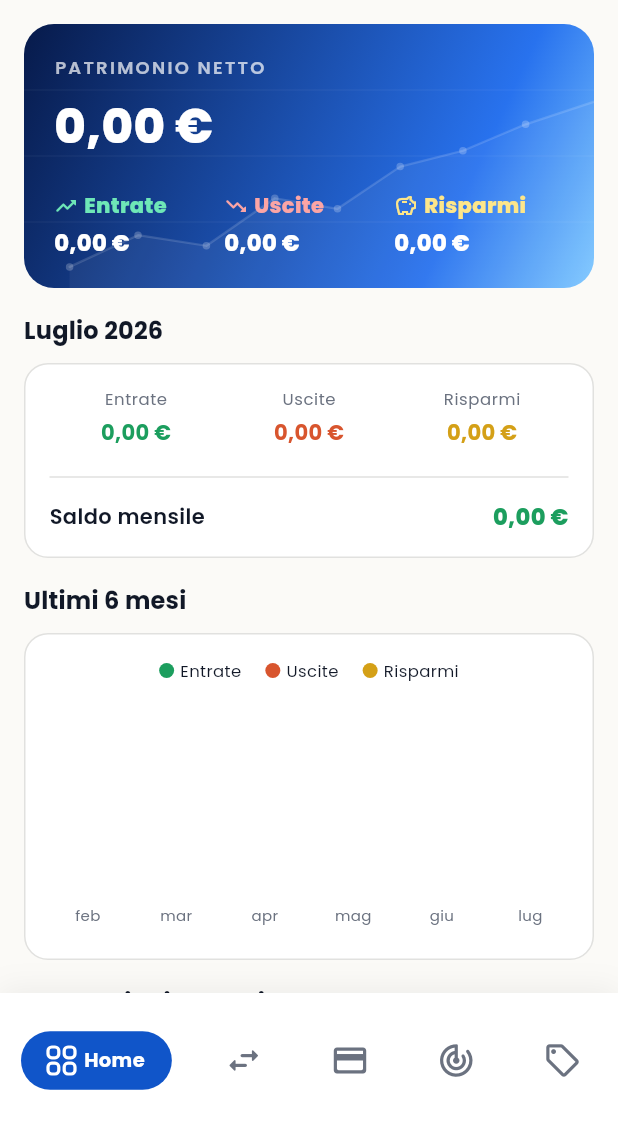
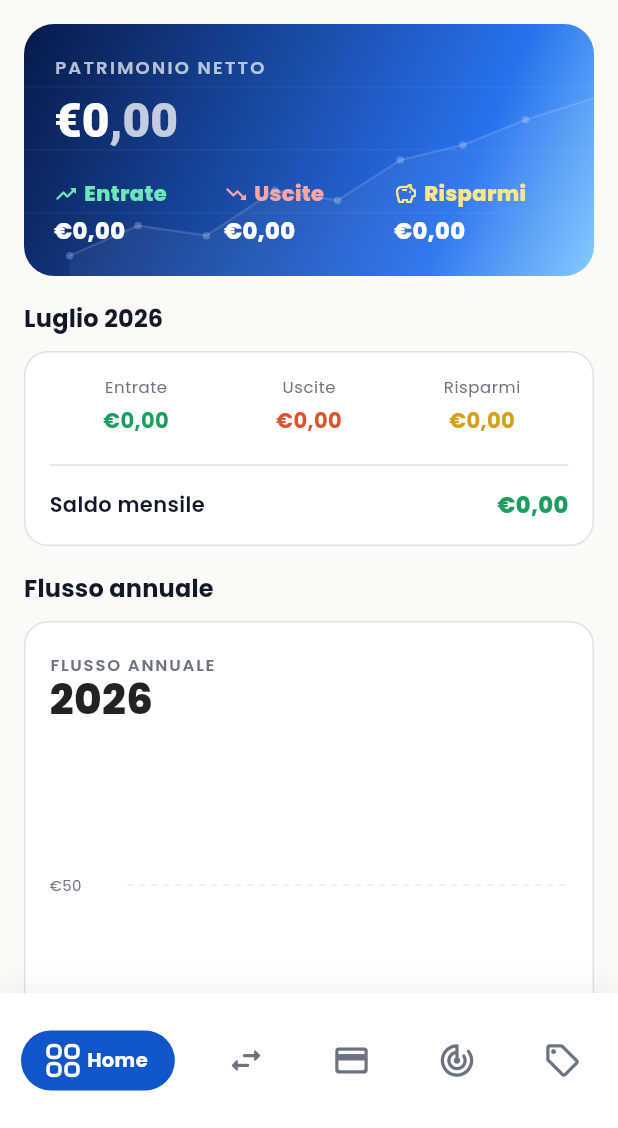
Before and after one commit to FrancescoSpinella3/finest-mobile, a Flutter app: the screen it shows once a user with an empty profile is signed in, on a phone screen of 412 x 824 dp, the part 108-1236 px from its top. Run offline on Flutter 3.47's test engine with Material 3 defaults, Android fonts, the phone set to English and light mode, and no system bars; drawn by our look-alikes of fl_chart; our stand-ins replace google_fonts, image_picker, shared_preferences, supabase_flutter; accounts and stored records are empty; network calls fail.

Commit message:
update design

```diff
--- a/lib/app.dart
+++ b/lib/app.dart
@@ -159,7 +159,7 @@ class _MainShellState extends State<_MainShell> {
                       children: [
                         if (i == 0)
                           _RoundedGridIcon(
-                            size: 18,
+                            size: 20,
                             color: selected
                                 ? Colors.white
                                 : (isDark
--- a/lib/core/constants/app_text_styles.dart
+++ b/lib/core/constants/app_text_styles.dart
@@ -37,7 +37,7 @@ class AppText {
         color: Colors.white,
       );
 
-  static TextStyle netWorthLabel => GoogleFonts.montserrat(
+  static TextStyle get netWorthLabel => GoogleFonts.montserrat(
         fontWeight: FontWeight.w700,
         fontSize: 32,
         color: Colors.white,
--- a/lib/features/categories/categories_screen.dart
+++ b/lib/features/categories/categories_screen.dart
@@ -82,7 +82,7 @@ class _CategoriesScreenState extends State<CategoriesScreen>
             ),
             actions: [
               IconButton(
-                icon: const Icon(Icons.info_outline),
+                icon: const Icon(Icons.info_outline, color: Colors.grey),
                 onPressed: _showInfo,
               ),
               MenuAvatarButton(
--- a/lib/features/goals/goals_screen.dart
+++ b/lib/features/goals/goals_screen.dart
@@ -88,7 +88,7 @@ class _GoalsScreenState extends State<GoalsScreen> {
             ),
             actions: [
               IconButton(
-                icon: const Icon(Icons.info_outline),
+                icon: const Icon(Icons.info_outline, color: Colors.grey),
                 onPressed: () => _showInfo(context),
               ),
               MenuAvatarButton(
--- a/lib/features/overview/overview_screen.dart
+++ b/lib/features/overview/overview_screen.dart
@@ -161,8 +161,8 @@ class _OverviewScreenState extends State<OverviewScreen> {
                         ),
                         const SizedBox(height: 16),
 
-                        // ── 6-Month Chart ───────────────────────────────────
-                        const _SectionTitle(title: 'Ultimi 6 mesi'),
+                        // ── Annual Chart ─────────────────────────────────────
+                        const _SectionTitle(title: 'Flusso annuale'),
                         const SizedBox(height: 10),
                         MonthlyChart(monthlyData: data.monthlyData),
                         const SizedBox(height: 16),
@@ -312,7 +312,6 @@ class _NetWorthCard extends StatelessWidget {
 
   @override
   Widget build(BuildContext context) {
-    final isDark = Theme.of(context).brightness == Brightness.dark;
     return Container(
       decoration: BoxDecoration(
         gradient: const LinearGradient(
@@ -345,14 +344,7 @@ class _NetWorthCard extends StatelessWidget {
                     ),
                   ),
                   const SizedBox(height: 8),
-                  Text(
-                    formatCurrency(data.netWorth),
-                    style: const TextStyle(
-                      fontWeight: FontWeight.w800,
-                      fontSize: 32,
-                      color: Colors.white,
-                    ),
-                  ),
+                  _NetWorthAmount(amount: data.netWorth),
                   const SizedBox(height: 20),
                   Row(
                     children: [
@@ -387,6 +379,43 @@ class _NetWorthCard extends StatelessWidget {
             ),
           ],
         ),
+      ),
+    );
+  }
+}
+
+class _NetWorthAmount extends StatelessWidget {
+  final double amount;
+
+  const _NetWorthAmount({required this.amount});
+
+  @override
+  Widget build(BuildContext context) {
+    final formatted = formatCurrency(amount);
+    final parts = formatted.split(',');
+    final main = parts.first;
+    final decimals = parts.length > 1 ? ',${parts[1]}' : '';
+
+    return RichText(
+      text: TextSpan(
+        children: [
+          TextSpan(
+            text: main,
+            style: const TextStyle(
+              fontWeight: FontWeight.w800,
+              fontSize: 32,
+              color: Colors.white,
+            ),
+          ),
+          TextSpan(
+            text: decimals,
+            style: TextStyle(
+              fontWeight: FontWeight.w800,
+              fontSize: 32,
+              color: Colors.white.withValues(alpha: 0.75),
+            ),
+          ),
+        ],
       ),
     );
   }
--- a/lib/features/overview/widgets/monthly_chart.dart
+++ b/lib/features/overview/widgets/monthly_chart.dart
@@ -9,6 +9,35 @@ class MonthlyChart extends StatelessWidget {
 
   const MonthlyChart({super.key, required this.monthlyData});
 
+  double _interval(double maxVal) {
+    if (maxVal <= 0) return 50;
+    if (maxVal <= 80) return 20;
+    if (maxVal <= 200) return 40;
+    if (maxVal <= 500) return 100;
+    if (maxVal <= 1000) return 200;
+    if (maxVal <= 5000) return 1000;
+    return (maxVal / 4).ceilToDouble();
+  }
+
+  LineChartBarData _line(String key, Color color) {
+    final spots = List.generate(
+      monthlyData.length,
+      (i) => FlSpot(i.toDouble(), (monthlyData[i][key] as double)),
+    );
+    return LineChartBarData(
+      spots: spots,
+      isCurved: true,
+      curveSmoothness: 0.35,
+      color: color,
+      barWidth: 2,
+      dotData: const FlDotData(show: false),
+      belowBarData: BarAreaData(
+        show: true,
+        color: color.withValues(alpha: 0.15),
+      ),
+    );
+  }
+
   @override
   Widget build(BuildContext context) {
     final isDark = Theme.of(context).brightness == Brightness.dark;
@@ -18,15 +47,28 @@ class MonthlyChart extends StatelessWidget {
     final borderColor = isDark ? AppColors.darkBorder : AppColors.lightBorder;
     final textColor =
         isDark ? AppColors.darkTextSecondary : AppColors.lightTextSecondary;
+    final labelColor = isDark ? Colors.white : Colors.black87;
+    final gridColor = isDark
+        ? Colors.white.withValues(alpha: 0.10)
+        : Colors.black.withValues(alpha: 0.08);
 
-    final maxVal = monthlyData.fold<double>(0, (max, m) {
+    final maxVal = monthlyData.fold<double>(0, (prev, m) {
       final v = [
         m['income'] as double,
         m['expenses'] as double,
-        m['savings'] as double
+        m['savings'] as double,
       ].reduce((a, b) => a > b ? a : b);
-      return v > max ? v : max;
+      return v > prev ? v : prev;
     });
+
+    final interval = _interval(maxVal);
+    final maxY = maxVal <= 0
+        ? 100.0
+        : (interval * ((maxVal / interval).ceil() + 1)).toDouble();
+
+    final year = monthlyData.isNotEmpty
+        ? (monthlyData.last['month'] as DateTime).year.toString()
+        : DateTime.now().year.toString();
 
     return Container(
       decoration: BoxDecoration(
@@ -34,10 +76,120 @@ class MonthlyChart extends StatelessWidget {
         borderRadius: BorderRadius.circular(16),
         border: Border.all(color: borderColor),
       ),
-      padding: const EdgeInsets.fromLTRB(12, 16, 12, 12),
+      padding: const EdgeInsets.fromLTRB(16, 20, 16, 16),
       child: Column(
+        crossAxisAlignment: CrossAxisAlignment.start,
         children: [
-          // Legend
+          Text(
+            'FLUSSO ANNUALE',
+            style: GoogleFonts.poppins(
+              fontSize: 11,
+              fontWeight: FontWeight.w600,
+              color: textColor,
+              letterSpacing: 1.2,
+            ),
+          ),
+          Text(
+            year,
+            style: GoogleFonts.poppins(
+              fontSize: 28,
+              fontWeight: FontWeight.w800,
+              color: labelColor,
+              height: 1.1,
+            ),
+          ),
+          const SizedBox(height: 20),
+          SizedBox(
+            height: 200,
+            child: LineChart(
+              LineChartData(
+                minY: 0,
+                maxY: maxY,
+                clipData: const FlClipData.all(),
+                lineTouchData: LineTouchData(
+                  touchTooltipData: LineTouchTooltipData(
+                    getTooltipColor: (_) =>
+                        isDark ? const Color(0xFF252A3A) : Colors.white,
+                    getTooltipItems: (spots) {
+                      final labels = ['Entrate', 'Uscite', 'Risparmi'];
+                      final colors = [
+                        AppColors.incomeColor,
+                        AppColors.expenseColor,
+                        AppColors.savingColor,
+                      ];
+                      return spots.map((s) {
+                        final idx = s.barIndex;
+                        return LineTooltipItem(
+                          '${labels[idx]}: €${s.y.toStringAsFixed(2)}',
+                          GoogleFonts.poppins(
+                              fontSize: 11, color: colors[idx]),
+                        );
+                      }).toList();
+                    },
+                  ),
+                ),
+                titlesData: FlTitlesData(
+                  show: true,
+                  leftTitles: AxisTitles(
+                    sideTitles: SideTitles(
+                      showTitles: true,
+                      reservedSize: 52,
+                      interval: interval,
+                      getTitlesWidget: (value, meta) {
+                        if (value == meta.max) return const SizedBox.shrink();
+                        return Text(
+                          '€${value.toInt()}',
+                          style: GoogleFonts.poppins(
+                              fontSize: 10, color: textColor),
+                        );
+                      },
+                    ),
+                  ),
+                  rightTitles: const AxisTitles(
+                      sideTitles: SideTitles(showTitles: false)),
+                  topTitles: const AxisTitles(
+                      sideTitles: SideTitles(showTitles: false)),
+                  bottomTitles: AxisTitles(
+                    sideTitles: SideTitles(
+                      showTitles: true,
+                      reservedSize: 24,
+                      interval: 1,
+                      getTitlesWidget: (value, meta) {
+                        final idx = value.toInt();
+                        if (idx < 0 || idx >= monthlyData.length) {
+                          return const SizedBox.shrink();
+                        }
+                        final month =
+                            monthlyData[idx]['month'] as DateTime;
+                        return Text(
+                          DateFormat('MMM', 'it_IT').format(month),
+                          style: GoogleFonts.poppins(
+                              fontSize: 10, color: textColor),
+                        );
+                      },
+                    ),
+                  ),
+                ),
+                gridData: FlGridData(
+                  show: true,
+                  drawVerticalLine: false,
+                  horizontalInterval: interval,
+                  getDrawingHorizontalLine: (_) => FlLine(
+                    color: gridColor,
+                    strokeWidth: 1,
+                    dashArray: [4, 4],
+                  ),
+                ),
+                borderData: FlBorderData(show: false),
+                lineBarsData: [
+                  _line('income', AppColors.incomeColor),
+                  _line('expenses', AppColors.expenseColor),
+                  _line('savings', AppColors.savingColor),
+                ],
+              ),
+            ),
+          ),
+          const SizedBox(height: 14),
           const Row(
             mainAxisAlignment: MainAxisAlignment.center,
             children: [
@@ -47,89 +199,6 @@ class MonthlyChart extends StatelessWidget {
               SizedBox(width: 16),
               _LegendItem(color: AppColors.savingColor, label: 'Risparmi'),
             ],
-          ),
-          const SizedBox(height: 12),
-          SizedBox(
-            height: 160,
-            child: BarChart(
-              BarChartData(
-                alignment: BarChartAlignment.spaceAround,
-                maxY: maxVal * 1.2 + 10,
-                barTouchData: BarTouchData(enabled: false),
-                titlesData: FlTitlesData(
-                  show: true,
-                  leftTitles: const AxisTitles(
-                    sideTitles: SideTitles(showTitles: false),
-                  ),
-                  rightTitles: const AxisTitles(
-                    sideTitles: SideTitles(showTitles: false),
-                  ),
-                  topTitles: const AxisTitles(
-                    sideTitles: SideTitles(showTitles: false),
-                  ),
-                  bottomTitles: AxisTitles(
-                    sideTitles: SideTitles(
-                      showTitles: true,
-                      reservedSize: 24,
-                      getTitlesWidget: (value, meta) {
-                        final idx = value.toInt();
-                        if (idx < 0 || idx >= monthlyData.length) {
-                          return const SizedBox.shrink();
-                        }
-                        final month = monthlyData[idx]['month'] as DateTime;
-                        return Text(
-                          DateFormat('MMM', 'it_IT').format(month),
-                          style: GoogleFonts.poppins(
-                            fontSize: 10,
-                            color: textColor,
-                          ),
-                        );
-                      },
-                    ),
-                  ),
-                ),
-                gridData: FlGridData(
-                  show: true,
-                  drawVerticalLine: false,
-                  horizontalInterval: maxVal > 0 ? maxVal / 3 : 100,
-                  getDrawingHorizontalLine: (v) => FlLine(
-                    color: borderColor,
-                    strokeWidth: 0.5,
-                  ),
-                ),
-                borderData: FlBorderData(show: false),
-                barGroups: List.generate(monthlyData.length, (i) {
-                  final m = monthlyData[i];
-                  return BarChartGroupData(
-                    x: i,
-                    barRods: [
-                      BarChartRodData(
-                        toY: (m['income'] as double),
-                        color: AppColors.incomeColor,
-                        width: 6,
-                        borderRadius: const BorderRadius.vertical(
-                            top: Radius.circular(3)),
-                      ),
-                      BarChartRodData(
-                        toY: (m['expenses'] as double),
-                        color: AppColors.expenseColor,
-                        width: 6,
-                        borderRadius: const BorderRadius.vertical(
-                            top: Radius.circular(3)),
-                      ),
-                      BarChartRodData(
-                        toY: (m['savings'] as double),
-                        color: AppColors.savingColor,
-                        width: 6,
-                        borderRadius: const BorderRadius.vertical(
-                            top: Radius.circular(3)),
-                      ),
-                    ],
-                    barsSpace: 2,
-                  );
-                }),
-              ),
-            ),
           ),
         ],
       ),
@@ -152,10 +221,7 @@ class _LegendItem extends StatelessWidget {
           decoration: BoxDecoration(color: color, shape: BoxShape.circle),
         ),
         const SizedBox(width: 4),
-        Text(
-          label,
-          style: GoogleFonts.poppins(fontSize: 11),
-        ),
+        Text(label, style: GoogleFonts.poppins(fontSize: 11)),
       ],
     );
   }
--- a/lib/features/overview/widgets/recent_transactions_widget.dart
+++ b/lib/features/overview/widgets/recent_transactions_widget.dart
@@ -74,10 +74,11 @@ class RecentTransactionsWidget extends StatelessWidget {
           Color amountColor;
           if (t.type == 'income') {
             amountColor = AppColors.incomeColor;
-          } else if (t.type == 'expense')
+          } else if (t.type == 'expense') {
             amountColor = AppColors.expenseColor;
-          else
+          } else {
             amountColor = AppColors.savingColor;
+          }
 
           return ListTile(
             contentPadding:
--- a/lib/features/settings/settings_screen.dart
+++ b/lib/features/settings/settings_screen.dart
@@ -98,7 +98,8 @@ class _SettingsScreenState extends State<SettingsScreen> {
     );
     if (ok == true && mounted) {
       final error = await context.read<AuthProvider>().deleteAccount();
-      if (mounted && error != null) {
+      if (!mounted) return;
+      if (error != null) {
         showAppToast(context, error, type: ToastType.error);
       } else {
         context.read<DataProvider>().clear();
@@ -143,9 +144,15 @@ class _SettingsScreenState extends State<SettingsScreen> {
     return Scaffold(
       body: CustomScrollView(
         slivers: [
-          const SliverAppBar(
+          SliverAppBar(
             pinned: true,
-            title: Text('Impostazioni'),
+            title: Text(
+              'Impostazioni',
+              style: Theme.of(context)
+                  .textTheme
+                  .headlineSmall
+                  ?.copyWith(fontWeight: FontWeight.w800),
+            ),
           ),
           SliverPadding(
             padding: const EdgeInsets.all(16),
--- a/lib/features/subscriptions/subscriptions_screen.dart
+++ b/lib/features/subscriptions/subscriptions_screen.dart
@@ -109,7 +109,7 @@ class _SubscriptionsScreenState extends State<SubscriptionsScreen> {
             ),
             actions: [
               IconButton(
-                icon: const Icon(Icons.info_outline),
+                icon: const Icon(Icons.info_outline, color: Colors.grey),
                 onPressed: () => _showInfo(context),
               ),
               MenuAvatarButton(
--- a/lib/features/transactions/transactions_screen.dart
+++ b/lib/features/transactions/transactions_screen.dart
@@ -154,7 +154,7 @@ class _TransactionsScreenState extends State<TransactionsScreen> {
             ),
             actions: [
               IconButton(
-                icon: const Icon(Icons.info_outline),
+                icon: const Icon(Icons.info_outline, color: Colors.grey),
                 onPressed: _showInfo,
               ),
               MenuAvatarButton(
@@ -276,10 +276,11 @@ class _TransactionsScreenState extends State<TransactionsScreen> {
                         Color color;
                         if (t.type == 'income') {
                           color = AppColors.incomeColor;
-                        } else if (t.type == 'expense')
+                        } else if (t.type == 'expense') {
                           color = AppColors.expenseColor;
-                        else
+                        } else {
                           color = AppColors.savingColor;
+                        }
 
                         return ListTile(
                           contentPadding: const EdgeInsets.symmetric(
@@ -368,7 +369,6 @@ class _SummaryCard extends StatelessWidget {
 
   @override
   Widget build(BuildContext context) {
-    final isDark = Theme.of(context).brightness == Brightness.dark;
     return Expanded(
       child: Container(
         padding: const EdgeInsets.all(12),
--- a/lib/main.dart
+++ b/lib/main.dart
@@ -12,7 +12,7 @@ void main() async {
 
   await Supabase.initialize(
     url: SupabaseConfig.supabaseUrl,
-    anonKey: SupabaseConfig.supabaseAnonKey,
+    publishableKey: SupabaseConfig.supabaseAnonKey,
   );
 
   runApp(
--- a/lib/shared/providers/data_provider.dart
+++ b/lib/shared/providers/data_provider.dart
@@ -208,12 +208,12 @@ class DataProvider extends ChangeNotifier {
   double get totalSubscriptionCost =>
       _subscriptions.fold(0, (s, sub) => s + sub.cost);
 
-  // ── Monthly aggregates (last 6 months) ──────────────────────────────────────
+  // ── Monthly aggregates (January → current month) ─────────────────────────────
 
   List<Map<String, dynamic>> get monthlyData {
     final now = DateTime.now();
-    return List.generate(6, (i) {
-      final month = DateTime(now.year, now.month - 5 + i);
+    return List.generate(now.month, (i) {
+      final month = DateTime(now.year, i + 1);
       final income = _transactions
           .where((t) =>
               t.type == 'income' &&
--- a/lib/shared/utils/currency_formatter.dart
+++ b/lib/shared/utils/currency_formatter.dart
@@ -2,19 +2,23 @@ import 'package:intl/intl.dart';
 
 final _formatter = NumberFormat.currency(
   locale: 'it_IT',
-  symbol: '€',
+  symbol: '',
   decimalDigits: 2,
 );
 
 String formatCurrency(num amount) {
-  return _formatter.format(amount);
+  final formatted = _formatter.format(amount.abs()).trim();
+  final sign = amount < 0 ? '-' : '';
+  return '$sign€$formatted';
 }
 
 String formatCurrencyCompact(num amount) {
-  if (amount.abs() >= 1000000) {
-    return '€${(amount / 1000000).toStringAsFixed(1)}M';
-  } else if (amount.abs() >= 1000) {
-    return '€${(amount / 1000).toStringAsFixed(1)}K';
+  final sign = amount < 0 ? '-' : '';
+  final abs = amount.abs();
+  if (abs >= 1000000) {
+    return '$sign€${(abs / 1000000).toStringAsFixed(1)}M';
+  } else if (abs >= 1000) {
+    return '$sign€${(abs / 1000).toStringAsFixed(1)}K';
   }
-  return _formatter.format(amount);
+  return formatCurrency(amount);
 }
```
Also changed, not shown: assets/images/finest-logo.png (added), 1 other file.
